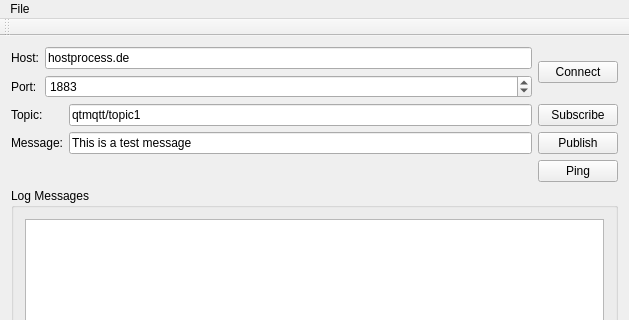
First picture: the form in examples/mqtt/simpleclient/mainwindow.ui, repository qt/qtmqtt, before the edit; both pictures show x 0 to 629 and y 0 to 320 of the 629 by 595 pixel window.
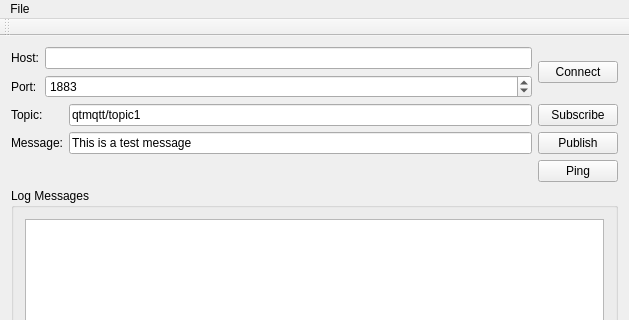
Second picture: the form after the edit.

Patch:
```diff
--- a/examples/mqtt/simpleclient/mainwindow.ui
+++ b/examples/mqtt/simpleclient/mainwindow.ui
@@ -29,7 +29,7 @@
         <item row="0" column="1">
          <widget class="QLineEdit" name="lineEditHost">
           <property name="text">
-           <string>hostprocess.de</string>
+           <string/>
           </property>
          </widget>
         </item>
```
